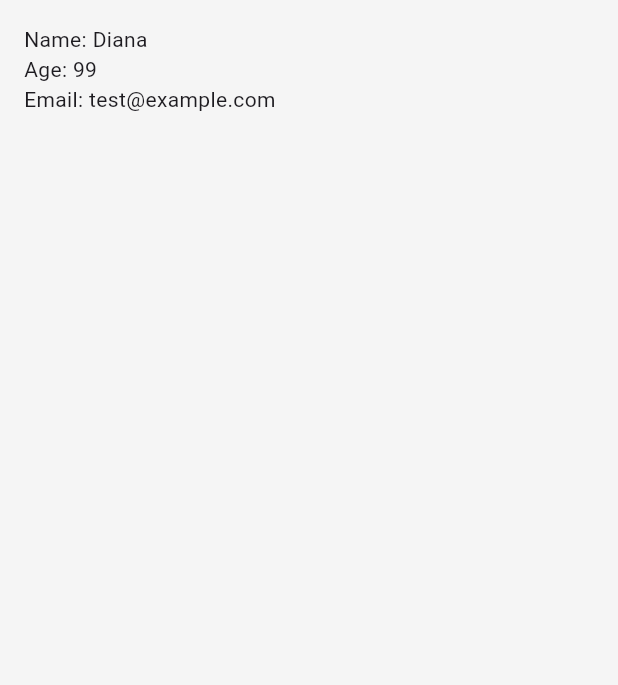
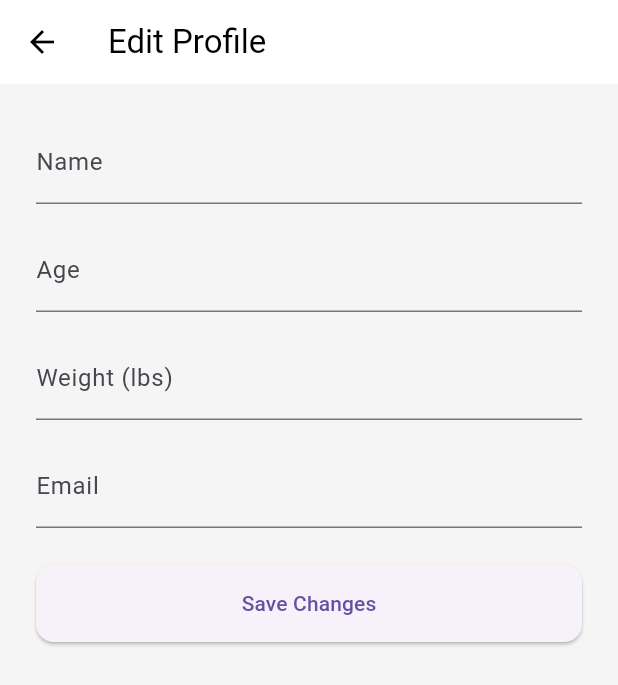
Before and after one commit to Diana-M0407/fitness_app, a Flutter app: the ProfilePage screen opened by its route, on a phone screen of 412 x 824 dp. Shown: the top 685 px of the screen. Run offline on Flutter 3.47's test engine with Material 3 defaults, Android fonts, the phone set to English and light mode, and no system bars; our stand-ins replace firebase_auth, firebase_core, flutter_svg, shared_preferences; accounts and stored records are empty.

```diff
--- a/lib/main.dart
+++ b/lib/main.dart
@@ -27,11 +27,12 @@ void main() async {
   final prefs = await SharedPreferences.getInstance();
   final isLoggedIn = prefs.getBool('isLoggedIn') ??
       false; // ← Change this later with real auth logic
+  final displayName = prefs.getString('displayName') ?? '';
 
   runApp(
     ChangeNotifierProvider(
       create: (_) => ThemeProvider(),
-      child: FitnessApp(isLoggedIn: isLoggedIn),
+      child: FitnessApp(isLoggedIn: isLoggedIn, name: displayName),
     ),
   );
 }
@@ -49,7 +50,8 @@ void main() async {
 
 class FitnessApp extends StatelessWidget {
   final bool isLoggedIn;
-  const FitnessApp({super.key, required this.isLoggedIn});
+  final String name;
+  const FitnessApp({super.key, required this.isLoggedIn, required this.name});
 
   // This widget is the root of your application.
   @override
@@ -61,9 +63,11 @@ class FitnessApp extends StatelessWidget {
       title: 'Fitness App',
       theme: themeProvider.themeData,
       //home: const NavigatorPage(),
-      home: isLoggedIn ? const NavigatorPage() : LoginPage(),
+      home: isLoggedIn
+        ? NavigatorPage(name: name) // pass the name here
+        : LoginPage(),
       routes: {
-        '/navigator': (context) => const NavigatorPage(),
+        '/navigator': (context) => NavigatorPage(name: name),
         '/home': (context) => const HomePage(),
         '/workout': (context) => const WorkoutPage(),
         '/calendar': (context) => const CalendarPage(),
--- a/lib/pages/profile_page.dart
+++ b/lib/pages/profile_page.dart
@@ -1,54 +1,148 @@
-import 'package:fitnessapp/models/profile.dart';
+// import 'package:fitnessapp/models/profile.dart';
+// import 'package:flutter/material.dart';
+// //import 'package:flutter_svg/flutter_svg.dart';
+//
+// class ProfilePage extends StatelessWidget {
+//   const ProfilePage({super.key});
+//
+//   @override
+//   Widget build(BuildContext context) {
+//     final Profile demoProfile = Profile(
+//       name: "Diana",
+//       age: 99,
+//       email: "test@example.com",
+//     );
+//
+//     return Scaffold(
+//
+//   body: Padding(
+//         padding: const EdgeInsets.all(16.0),
+//         child: Column(
+//           crossAxisAlignment: CrossAxisAlignment.start,
+//           children: [
+//             Text('Name: ${demoProfile.name}'),
+//             Text('Age: ${demoProfile.age}'),
+//             Text('Email: ${demoProfile.email}'),
+//           ],
+//         ),
+//       ),
+//     );
+//   }
+// }
+
 import 'package:flutter/material.dart';
-//import 'package:flutter_svg/flutter_svg.dart';
+import 'package:shared_preferences/shared_preferences.dart';
+import 'package:firebase_auth/firebase_auth.dart';
 
-class ProfilePage extends StatelessWidget {
+class ProfilePage extends StatefulWidget {
   const ProfilePage({super.key});
 
-  //const ProfilePage({Key? key, required this.profile}) : super(key: key);
+  @override
+  State<ProfilePage> createState() => _ProfilePageState();
+}
+
+class _ProfilePageState extends State<ProfilePage> {
+  final _formKey = GlobalKey<FormState>();
+  late TextEditingController _nameController;
+  late TextEditingController _ageController;
+  late TextEditingController _weightController;
+  late TextEditingController _emailController;
+
+  @override
+  void initState() {
+    super.initState();
+    _nameController = TextEditingController();
+    _ageController = TextEditingController();
+    _weightController = TextEditingController();
+    _emailController = TextEditingController();
+    _loadUserProfile();
+  }
+
+  Future<void> _loadUserProfile() async {
+    final prefs = await SharedPreferences.getInstance();
+    final user = FirebaseAuth.instance.currentUser;
+
+    setState(() {
+      _nameController.text = prefs.getString('displayName') ?? '';
+      _ageController.text = (prefs.getInt('age') ?? '').toString();
+      _weightController.text = (prefs.getDouble('weight') ?? '').toString();
+      _emailController.text = user?.email ?? '';
+    });
+  }
+
+  Future<void> _saveProfile() async {
+    if (!_formKey.currentState!.validate()) return;
+
+    final prefs = await SharedPreferences.getInstance();
+
+    await prefs.setString('displayName', _nameController.text.trim());
+    await prefs.setInt('age', int.parse(_ageController.text.trim()));
+    await prefs.setDouble(
+        'weight', double.parse(_weightController.text.trim()));
+
+    final user = FirebaseAuth.instance.currentUser;
+    if (user != null && _emailController.text.trim() != user.email) {
+      await user.updateEmail(_emailController.text.trim());
+    }
+
+    ScaffoldMessenger.of(context).showSnackBar(
+      const SnackBar(content: Text('Profile updated!')),
+    );
+  }
 
   @override
   Widget build(BuildContext context) {
-    final Profile demoProfile = Profile(
-      name: "Diana",
-      age: 99,
-      email: "test@example.com",
-    );
-
     return Scaffold(
-  //    appBar: AppBar(
-  //      title: Text(
-  //        'Profile',
-  //        style: TextStyle(
-  //          color: Colors.black,
-  //          fontSize: 18,
-  //          fontWeight: FontWeight.bold
-  //        ),
-  //      ),
-  //      backgroundColor: Colors.grey[700],
-  //      centerTitle: true,
-  //      leading: Container(
-  //        margin: EdgeInsets.all(10),
-  //        alignment: Alignment.center,
-  //        decoration: BoxDecoration(
-  //          color: Colors.grey[700],
-  //          borderRadius: BorderRadius.circular(10)
-  //        ),
-  //        child: SvgPicture.asset('assets/icons/arrow_back.svg',
-  //        height: 20,
-  //        width: 20,
-  //        ),
-  //      ),
-  //    )
-  body: Padding(
-        padding: const EdgeInsets.all(16.0),
-        child: Column(
-          crossAxisAlignment: CrossAxisAlignment.start,
-          children: [
-            Text('Name: ${demoProfile.name}'),
-            Text('Age: ${demoProfile.age}'),
-            Text('Email: ${demoProfile.email}'),
-          ],
+      appBar: AppBar(title: const Text('Edit Profile')),
+      body: Padding(
+        padding: const EdgeInsets.all(24),
+        child: Form(
+          key: _formKey,
+          child: ListView(
+            children: [
+              TextFormField(
+                controller: _nameController,
+                decoration: const InputDecoration(labelText: 'Name'),
+                validator: (value) => value!.isEmpty ? 'Enter your name' : null,
+              ),
+              const SizedBox(height: 16),
+              TextFormField(
+                controller: _ageController,
+                decoration: const InputDecoration(labelText: 'Age'),
+                keyboardType: TextInputType.number,
+                validator: (value) =>
+                    (int.tryParse(value!) == null) ? 'Enter a valid age' : null,
+              ),
+              const SizedBox(height: 16),
+              TextFormField(
+                controller: _weightController,
+                decoration: const InputDecoration(labelText: 'Weight (lbs)'),
+                keyboardType: TextInputType.number,
+                validator: (value) => (double.tryParse(value!) == null)
+                    ? 'Enter a valid weight'
+                    : null,
+              ),
+              const SizedBox(height: 16),
+              TextFormField(
+                controller: _emailController,
+                decoration: const InputDecoration(labelText: 'Email'),
+                keyboardType: TextInputType.emailAddress,
+                validator: (value) =>
+                    value!.isEmpty ? 'Enter your email' : null,
+              ),
+              const SizedBox(height: 24),
+              ElevatedButton(
+                style: ElevatedButton.styleFrom(
+                  shape: RoundedRectangleBorder(
+                    borderRadius: BorderRadius.circular(12),
+                  ),
+                  padding: const EdgeInsets.symmetric(vertical: 16),
+                ),
+                onPressed: _saveProfile,
+                child: const Text('Save Changes'),
+              ),
+            ],
+          ),
         ),
       ),
     );
```
Also changed, not shown: lib/pages/navigator_page.dart (+70 -130 lines), lib/pages/settings_page.dart (added, +67 -0 lines), 5 other files.
